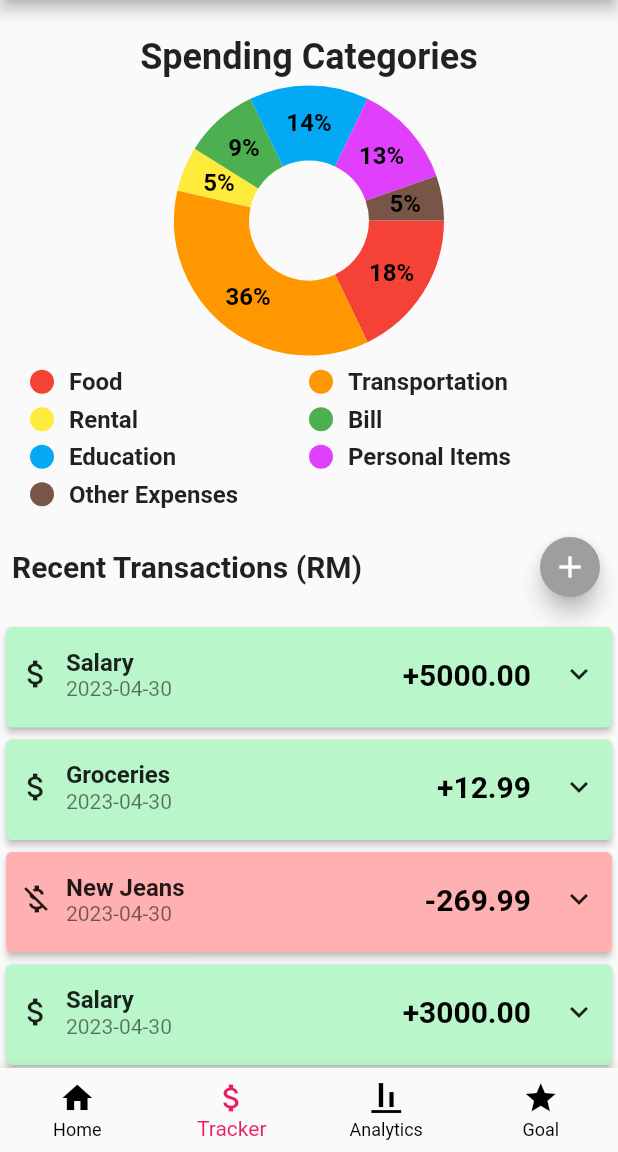
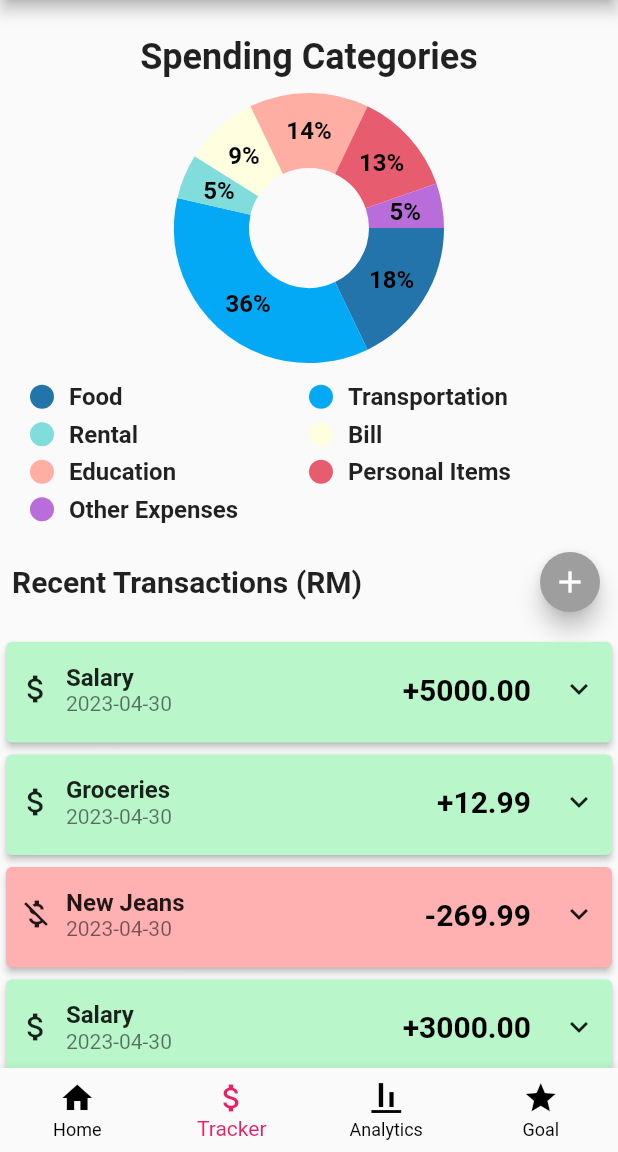
Before and after one commit to yiwan-21/FYP-Financial-app, a Flutter app: the Home screen opened by its route, item 2 of the bottom bar chosen, on a phone screen of 412 x 824 dp, the part 84-1236 px from its top. Run offline on Flutter 3.47's test engine with Material 2 defaults, Android fonts, the phone set to English and light mode, and no system bars; drawn by our look-alikes of fl_chart; our stand-ins replace image_picker.

Commit message:
category chart styling

```diff
--- a/lib/components/categoryChart.dart
+++ b/lib/components/categoryChart.dart
@@ -1,5 +1,6 @@
 import 'package:fl_chart/fl_chart.dart';
 import 'package:flutter/material.dart';
+import '../constants.dart';
 
 class CategoryChart extends StatefulWidget {
   final List<String> categories;
@@ -16,14 +17,23 @@ class _CategoryChartState extends State<CategoryChart> {
 
   @override
   Widget build(BuildContext context) {
-    return Column(
+    return ConstrainedBox(
+      constraints: BoxConstraints(
+        maxWidth: Constants.isMobile(context) ? double.infinity : 768,
+        maxHeight: Constants.isMobile(context) ? 300 : double.infinity,
+      ),
+      child: Flex(
+        direction:
+            Constants.isMobile(context) ? Axis.vertical : Axis.horizontal,
         children: [
-        SizedBox(
-          height: 190,
+          Flexible(
+            flex: Constants.isMobile(context) ? 2 : 1,
+            child: SizedBox(
+              height: Constants.isMobile(context) ? 200 : 220,
               child: PieChart(
                 PieChartData(
                   sections: getSections(),
-              centerSpaceRadius: 40,
+                  centerSpaceRadius: Constants.isMobile(context) ? 40 : 50,
                   sectionsSpace: 0,
                   pieTouchData: PieTouchData(
                     touchCallback: (event, response) {
@@ -40,11 +50,16 @@ class _CategoryChartState extends State<CategoryChart> {
                 ),
               ),
             ),
-        Container(
+          ),
+          Flexible(
+            // flex: Constants.isMobile(context) ? 1 : 2,
+            child: Container(
               margin: const EdgeInsets.symmetric(horizontal: 20),
               child: Column(children: getLegend()),
             ),
+          ),
         ],
+      ),
     );
   }
 
@@ -73,17 +88,16 @@ class _CategoryChartState extends State<CategoryChart> {
 
   Color getColor(int index) {
     // Define a list of colors to use
-    List<Color> colors = [
-      Colors.red,
-      Colors.orange,
-      Colors.yellow,
-      Colors.green,
+    const List<Color> colors = [
+      Color.fromRGBO(34, 116, 171, 1),
       Colors.lightBlue,
-      Colors.purpleAccent,
-      Colors.brown,
-      Colors.amber,
-      Colors.greenAccent,
-      Colors.cyan,
+      Color.fromRGBO(128, 221, 220, 1),
+      // Color.fromRGBO(230, 246, 157, 1),
+      Color.fromRGBO(255, 255, 224, 1),
+      Color.fromRGBO(255, 174, 164, 1),
+      Color.fromRGBO(231,93,111, 1),
+      Color.fromRGBO(184, 109, 219, 1),
+      // Color.fromRGBO(245, 185, 130, 1),
     ];
 
     // If the index is out of range, return a random color
--- a/lib/pages/tracker.dart
+++ b/lib/pages/tracker.dart
@@ -60,12 +60,15 @@ class _TrackerState extends State<Tracker> with SingleTickerProviderStateMixin {
     return ListView(
       children: [
         Column(
-          crossAxisAlignment: CrossAxisAlignment.center,
           children: [
             const SizedBox(height: 24),
-            const Text(
-              "Spending Categories",
-              style: TextStyle(fontSize: 24, fontWeight: FontWeight.bold),
+            Container(
+              alignment: Constants.isMobile(context) ? Alignment.center : Alignment.centerLeft,
+              padding: EdgeInsets.symmetric(horizontal: Constants.isMobile(context) ? 0 : 8),
+              child:  const Text(
+                "Spending Categories",
+                style: TextStyle(fontSize: 24, fontWeight: FontWeight.bold,),
+              ),
             ),
             CategoryChart(
               Constants.expenseCategories,
```
Lines whose indentation alone changed are shown as unchanged.
